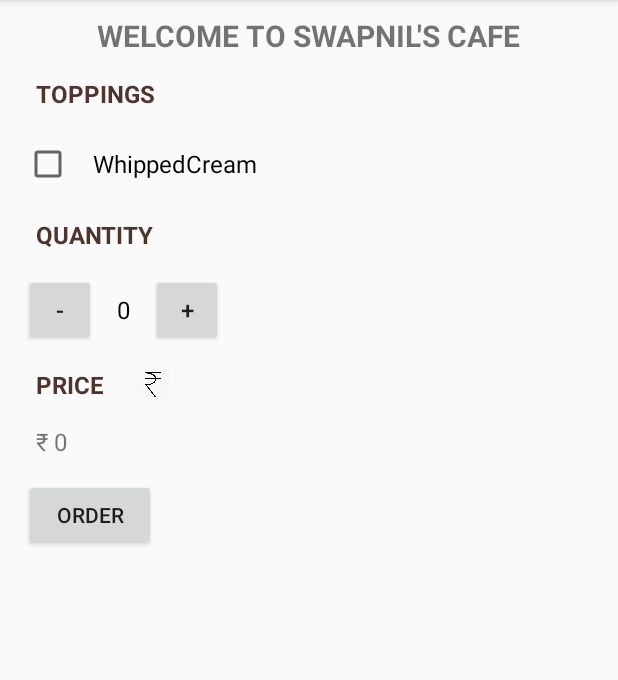
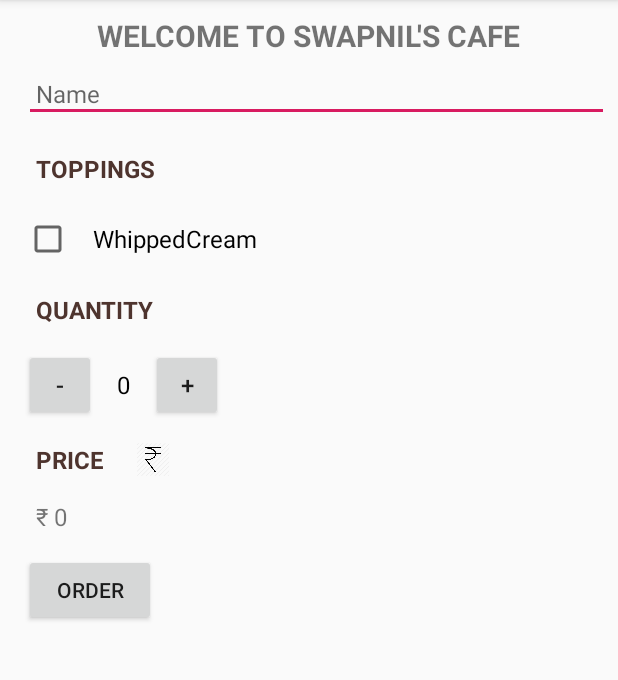
Before and after one commit to swapnil20711/Android-apps, an Android app: the screen it shows after launch (MainActivity), after a tap on "ORDER", on a phone screen of 412 x 824 dp, the part 84-764 px from its top. Run offline under Robolectric (Android 15) with nearby library versions, the phone set to English and light mode, and no system bars; Roboto replaces fonts that are not available here.

Commit message:
Now, you can add your name to order coffee and a checkbox also added

```diff
--- a/Coffeeapp/app/src/main/java/com/swapnil/coffee_app/MainActivity.java
+++ b/Coffeeapp/app/src/main/java/com/swapnil/coffee_app/MainActivity.java
@@ -6,6 +6,7 @@ import android.os.Bundle;
 import android.util.Log;
 import android.view.View;
 import android.widget.CheckBox;
+import android.widget.EditText;
 import android.widget.TextView;
 import android.widget.Toast;
 
@@ -32,6 +33,8 @@ public class MainActivity extends AppCompatActivity {
      * This method is called when the order button is clicked.
      */
     public void submitOrder(View view) {
+        EditText edit = (EditText) findViewById(R.id.name_field);
+        String name = edit.getText().toString();
         CheckBox cream = (CheckBox) findViewById(R.id.c1);
         cp = coffeePrice * mCount;
         boolean hasCream = cream.isChecked();
@@ -39,13 +42,13 @@ public class MainActivity extends AppCompatActivity {
             if (cp == 0) {
                 showCP.setText("₹ 0");
             } else {
-                showCP.setText("Name:Swapnil bhojwani\n" + "Whipped cream added to your coffee\n" + "Quantity:" + mCount + "\nAmount due ₹ " + Double.toString(cp + 5*mCount) + "\nThank you");
+                showCP.setText("Name:"+name+"\n" + "Whipped cream added to your coffee\n" + "Quantity:" + mCount + "\nAmount due ₹ " + Double.toString(cp + 5 * mCount) + "\nThank you");
             }
         } else {
             if (cp == 0) {
                 showCP.setText("₹ 0");
             } else {
-                showCP.setText("Name:Swapnil bhojwani\n" + "Can you add some Whipped cream?\n" + "Quantity:" + mCount + "\nAmount due ₹ " + Double.toString(cp) + "\nThank you");
+                showCP.setText("Name:"+name+"\n" + "Can you add some Whipped cream?\n" + "Quantity:" + mCount + "\nAmount due ₹ " + Double.toString(cp) + "\nThank you");
             }
         }
 
--- a/Coffeeapp/app/src/main/res/layout/activity_main.xml
+++ b/Coffeeapp/app/src/main/res/layout/activity_main.xml
@@ -1,13 +1,13 @@
 <?xml version="1.0" encoding="utf-8"?>
 <ScrollView xmlns:android="http://schemas.android.com/apk/res/android"
+    xmlns:app="http://schemas.android.com/apk/res-auto"
+    xmlns:tools="http://schemas.android.com/tools"
     android:id="@+id/ScrollView01"
     android:layout_width="fill_parent"
     android:layout_height="fill_parent"
     android:padding="10dp">
 
-    <androidx.constraintlayout.widget.ConstraintLayout xmlns:android="http://schemas.android.com/apk/res/android"
-        xmlns:app="http://schemas.android.com/apk/res-auto"
-        xmlns:tools="http://schemas.android.com/tools"
+    <androidx.constraintlayout.widget.ConstraintLayout
         android:layout_width="match_parent"
         android:layout_height="match_parent"
         tools:context=".MainActivity">
@@ -30,6 +30,17 @@
                 android:textStyle="bold"
                 app:fontFamily="@font/shadows_into_light" />
 
+
+            <EditText
+                android:id="@+id/name_field"
+                android:layout_width="match_parent"
+                android:layout_height="wrap_content"
+                android:layout_margin="6dp"
+                android:inputType="textCapWords"
+                android:textSize="16sp"
+                android:layout_marginBottom="8dp"
+                android:hint="Name"
+                android:padding="8dp" />
 
             <TextView
                 android:layout_width="wrap_content"
```
